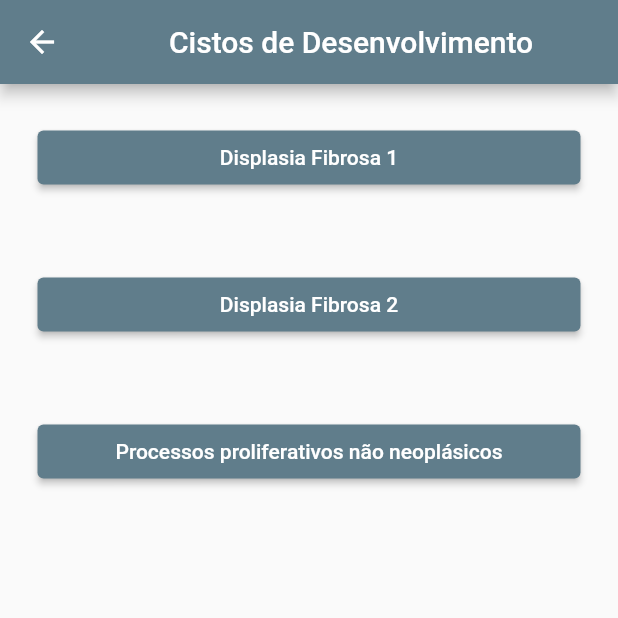
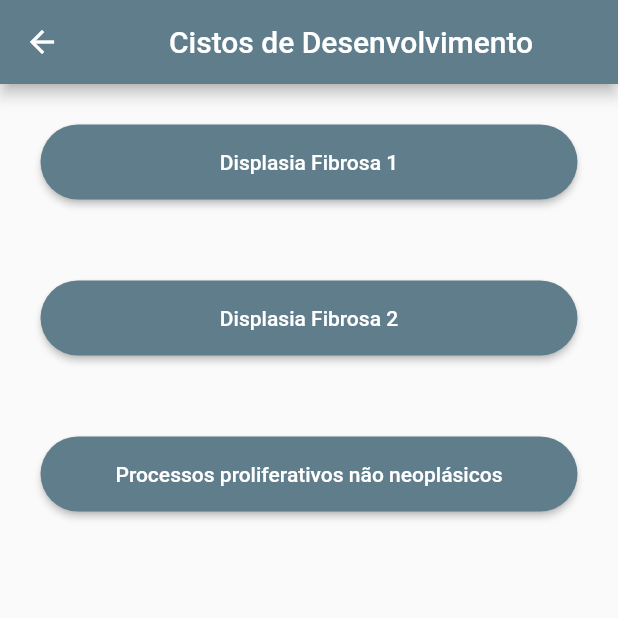
Before and after one commit to ASdOliveira/Slide-Viewer, a Flutter app: the screen it shows after launch, after a tap on "Cistos de Desenvolvimento", on a phone screen of 412 x 824 dp, the top half of it. Run offline on Flutter 3.47's test engine with Material 2 defaults, Android fonts, the phone set to English and light mode, and no system bars; our stand-ins replace webview_flutter.

Commit message:
Improving UI design

```diff
--- a/App/slide_viewer/lib/injuriesGroup.dart
+++ b/App/slide_viewer/lib/injuriesGroup.dart
@@ -40,6 +40,7 @@ class InjuriesGroupState extends State<InjuriesGroup> {
       List<dynamic> jsonData = json.decode(jsonContent);
       setState(() {
         buttons = jsonData.map((item) => ButtonData.fromJson(item)).toList();
+        buttons.sort((a, b) => a.label.compareTo(b.label));
       });
     } catch (e) {
       print(e);
@@ -59,14 +60,16 @@ class InjuriesGroupState extends State<InjuriesGroup> {
           itemCount: buttons.length,
           itemBuilder: (context, index) {
             return Padding(
-              padding: const EdgeInsets.all(25),
+              padding: const EdgeInsets.all(20),
+              child: SizedBox(
+                  height: 50,
+                  width: double.infinity,
                   child: ElevatedButton(
                     style: ElevatedButton.styleFrom(
-                  backgroundColor: Colors.blueGrey, // Background color
-                ),
+                        backgroundColor: Colors.blueGrey,
+                        shape: RoundedRectangleBorder(
+                            borderRadius: BorderRadius.circular(50))),
                     onPressed: () {
-                  // print(
-                  //     'Botão ${buttons[index].id} pressionado! Label: ${buttons[index].label}');
                       Navigator.push(
                         context,
                         MaterialPageRoute(
@@ -76,7 +79,7 @@ class InjuriesGroupState extends State<InjuriesGroup> {
                       );
                     },
                     child: Text(buttons[index].label),
-              ),
+                  )),
             );
           },
         ),
--- a/App/slide_viewer/lib/injuriesSubGroup.dart
+++ b/App/slide_viewer/lib/injuriesSubGroup.dart
@@ -48,6 +48,7 @@ class InjuriesSubGroupState extends State<InjuriesSubGroup> {
         buttons = jsonData.map((item) => ButtonData.fromJson(item)).toList();
         buttonsFiltered =
             buttons.where((item) => item.parent == widget.parentId).toList();
+        buttonsFiltered.sort((a, b) => a.label.compareTo(b.label));
         isError = buttonsFiltered.isEmpty;
       });
     } catch (e) {
@@ -79,28 +80,26 @@ class InjuriesSubGroupState extends State<InjuriesSubGroup> {
         itemCount: buttonsFiltered.length,
         itemBuilder: (context, index) {
           return Padding(
-            padding: const EdgeInsets.all(25),
+            padding: const EdgeInsets.all(27),
+            child: SizedBox(
+                height: 50,
+                width: double.infinity,
                 child: ElevatedButton(
                   style: ElevatedButton.styleFrom(
-                backgroundColor: Colors.blueGrey, // Background color
-              ),
+                      backgroundColor: Colors.blueGrey,
+                      shape: RoundedRectangleBorder(
+                          borderRadius: BorderRadius.circular(50))),
                   onPressed: () {
                     Navigator.push(
                       context,
                       MaterialPageRoute(
                           builder: (context) => InjuryDetail(
-                          parentId: buttons[index].id,
-                          parentName: buttons[index].label)),
+                              parentId: buttonsFiltered[index].id,
+                              parentName: buttonsFiltered[index].label)),
                     );
-                // Navigator.of(context).push(MaterialPageRoute(
-                //     builder: (BuildContext context) => MyWebView(
-                //           title: "DigitalOcean",
-                //           selectedUrl:
-                //               "https://pathpresenter.net/public/display?token=53717302#",
-                //         )));
                   },
                   child: Text(buttonsFiltered[index].label),
-            ),
+                )),
           );
         },
       ),
```
Lines whose indentation alone changed are shown as unchanged.
